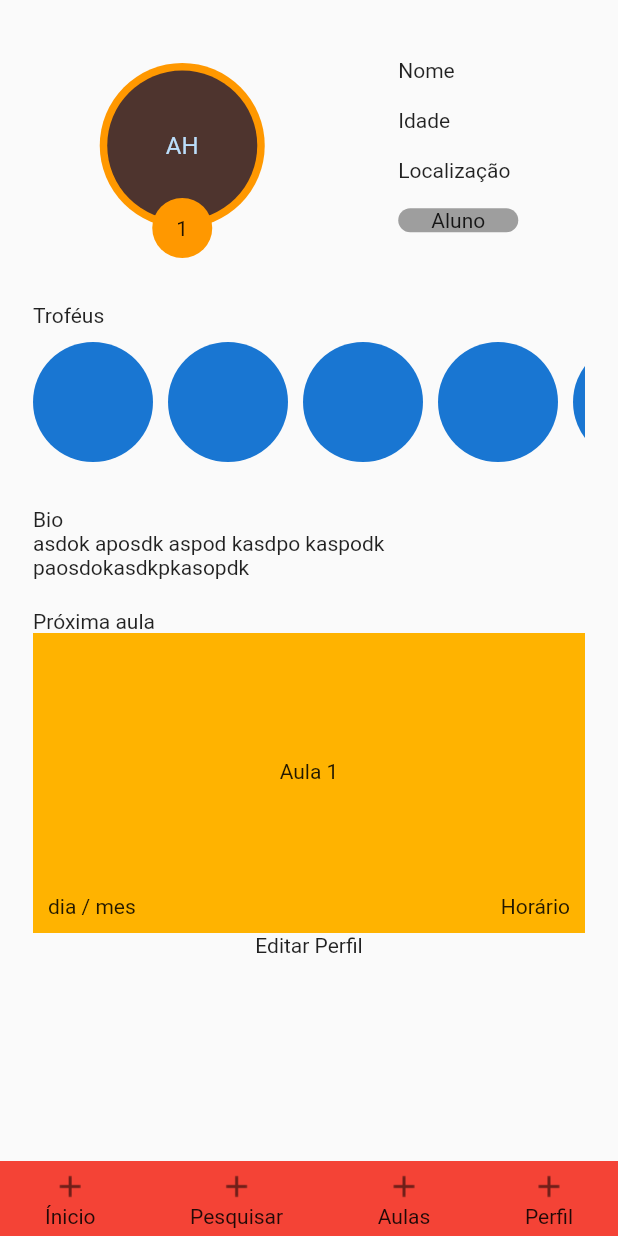
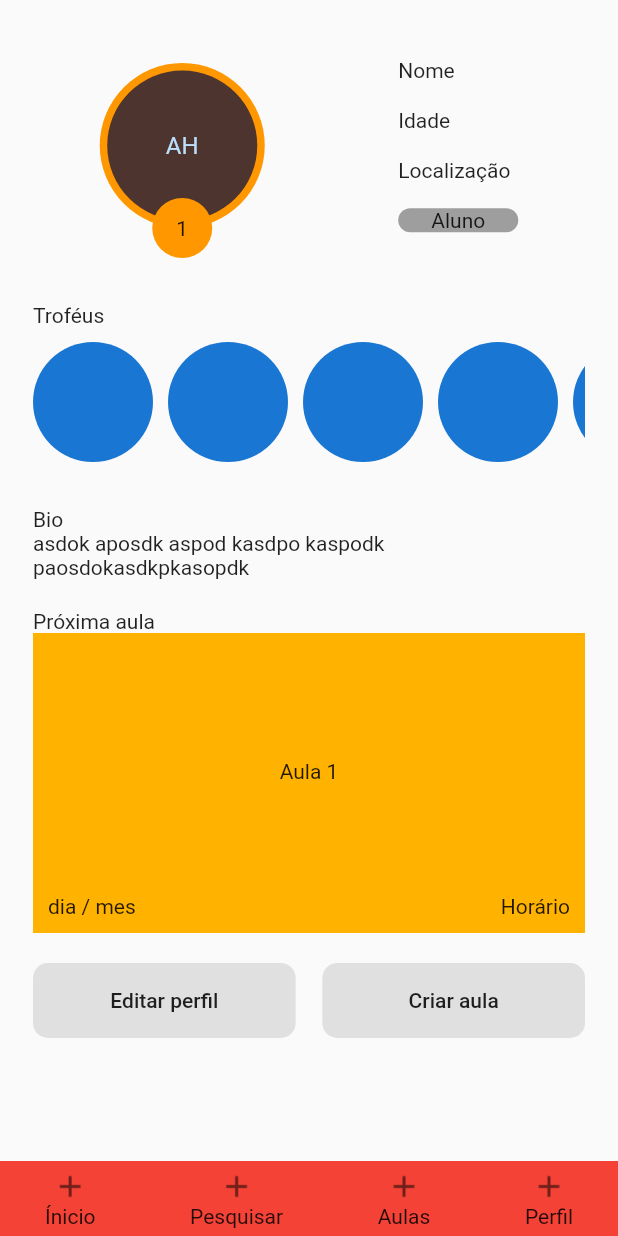
Before and after one commit to DenisKen/HackatonTime51, a Flutter app: the screen it shows after launch, swiped to page 4, on a phone screen of 412 x 824 dp. Run offline on Flutter 3.47's test engine with Material 2 defaults, Android fonts, the phone set to English and light mode, and no system bars; our stand-ins replace percent_indicator, permission_handler, shared_preferences; missing offline and left inert: agora_rtc_engine.

Commit message:
Fix Student_profile edit button. Finished Mentor_Profile wireframe

```diff
--- /dev/null
+++ b/lib/components/profile_button.dart
@@ -0,0 +1,25 @@
+import 'package:flutter/material.dart';
+import 'package:meta/meta.dart';
+
+class ProfileButton extends StatelessWidget {
+  final width;
+  final onPressed;
+  final title;
+
+  const ProfileButton({Key key, @required this.width, @required this.onPressed, @required this.title}) : super(key: key);
+
+
+  @override
+  Widget build(BuildContext context) {
+    return Container(
+      width: width,
+      height: 50,
+      child: RaisedButton(
+          elevation: 0,
+          onPressed: onPressed,
+          child: Text('$title'),
+          shape: RoundedRectangleBorder(
+              borderRadius: new BorderRadius.circular(10.0))),
+    );
+  }
+}
--- a/lib/screens/home/mentor_profile.dart
+++ b/lib/screens/home/mentor_profile.dart
@@ -1,6 +1,7 @@
 import 'package:Discere/components/class_panel.dart';
-import 'package:Discere/components/vocational_bar.dart';
+import 'package:Discere/components/profile_button.dart';
 import 'package:Discere/utils/size_config.dart';
+
 import 'package:flutter/material.dart';
 
 class MentorProfile extends StatelessWidget {
@@ -19,8 +20,21 @@ class MentorProfile extends StatelessWidget {
               _bio(),
               Padding(padding: EdgeInsets.only(bottom: 20)),
               _nextClass(),
-              Container(
-                child: Text('Editar Perfil'),
+              Padding(padding: EdgeInsets.only(bottom: 20)),
+              Row(
+                mainAxisAlignment: MainAxisAlignment.spaceBetween,
+                children: [
+                  ProfileButton(
+                    title: 'Editar perfil',
+                    width: SizeConfig.safeBlockHorizontal * 42.5,
+                    onPressed: () {},
+                  ),
+                  ProfileButton(
+                    title: 'Criar aula',
+                    width: SizeConfig.safeBlockHorizontal * 42.5,
+                    onPressed: () {},
+                  ),
+                ],
               )
             ]),
           ),
--- a/lib/screens/home/student_profile.dart
+++ b/lib/screens/home/student_profile.dart
@@ -1,3 +1,4 @@
+import 'package:Discere/components/profile_button.dart';
 import 'package:Discere/components/vocational_bar.dart';
 import 'package:Discere/utils/size_config.dart';
 import 'package:flutter/material.dart';
@@ -14,7 +15,12 @@ class StudentProfile extends StatelessWidget {
               _rowAvatar(),
               Padding(padding: EdgeInsets.only(bottom: 30)),
               _rowTrophies(),
-              _vocationColumn()
+              _vocationColumn(),
+              ProfileButton(
+                title: 'Editar perfil',
+                width: SizeConfig.safeBlockHorizontal * 100,
+                onPressed: () {},
+              ),
             ]),
           ),
         ),
@@ -82,8 +88,7 @@ class StudentProfile extends StatelessWidget {
                     title: 'Resolver problemas',
                     width: SizeConfig.safeBlockHorizontal * 40,
                     percent: 0.5,
-                  progressColor: Colors.greenAccent
-                ),
+                    progressColor: Colors.greenAccent),
                 Padding(padding: EdgeInsets.only(bottom: 10)),
                 VocationalBar(
                   title: 'Extroversão',
```
Lines whose indentation alone changed are shown as unchanged.
